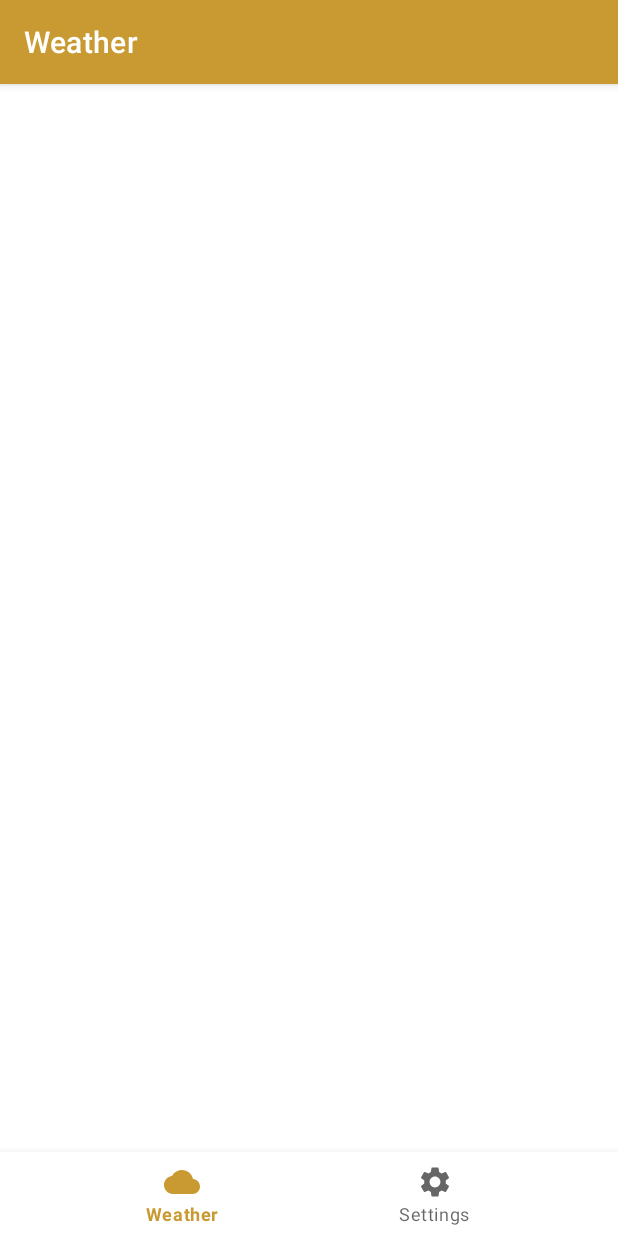
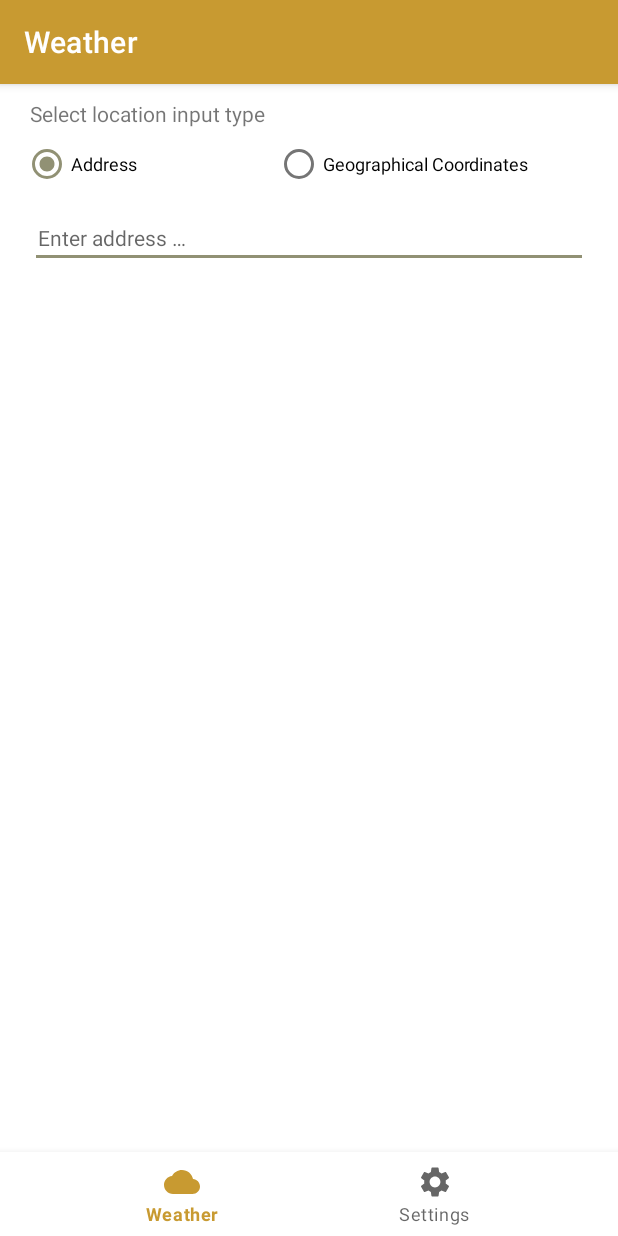
Before and after one commit to MahtaFetrat/WeatherForecast, an Android app: the screen it shows after launch (MainActivity), on a phone screen of 412 x 824 dp. Run offline under Robolectric (Android 15) with nearby library versions, the phone set to English and light mode, and no system bars; our stand-ins replace androidx.preference, navigation-ui.

Commit message:
add multitype location input

```diff
--- a/app/src/main/java/com/example/weatherforecast/Weather.java
+++ b/app/src/main/java/com/example/weatherforecast/Weather.java
@@ -2,11 +2,14 @@ package com.example.weatherforecast;
 
 import android.os.Bundle;
 
+import androidx.annotation.NonNull;
+import androidx.annotation.Nullable;
 import androidx.fragment.app.Fragment;
 
 import android.view.LayoutInflater;
 import android.view.View;
 import android.view.ViewGroup;
+import android.widget.RadioGroup;
 
 public class Weather extends Fragment {
 
@@ -25,4 +28,16 @@ public class Weather extends Fragment {
         // Inflate the layout for this fragment
         return inflater.inflate(R.layout.fragment_weather, container, false);
     }
+
+    @Override
+    public void onViewCreated(@NonNull View view, @Nullable Bundle savedInstanceState) {
+        super.onViewCreated(view, savedInstanceState);
+
+        //setup to show correct input fields
+        ((RadioGroup) view.findViewById(R.id.location_type_radio_group)).setOnCheckedChangeListener((group, checkedId) -> {
+            view.findViewById(R.id.coordinate_input_holder).setVisibility(checkedId == R.id.address_type ? View.GONE : View.VISIBLE);
+            view.findViewById(R.id.address_input_view).setVisibility(checkedId == R.id.address_type ? View.VISIBLE : View.GONE);
+        });
+
+    }
 }
--- a/app/src/main/res/layout/fragment_weather.xml
+++ b/app/src/main/res/layout/fragment_weather.xml
@@ -1,6 +1,91 @@
 <?xml version="1.0" encoding="utf-8"?>
-<FrameLayout xmlns:android="http://schemas.android.com/apk/res/android"
+<ScrollView xmlns:android="http://schemas.android.com/apk/res/android"
     xmlns:tools="http://schemas.android.com/tools"
     android:layout_width="match_parent"
     android:layout_height="match_parent"
-    tools:context=".Weather"/>
+    tools:context=".Weather">
+
+    <LinearLayout
+        android:layout_width="match_parent"
+        android:layout_height="wrap_content"
+        android:orientation="vertical"
+        android:padding="10dp">
+
+        <TextView
+            android:id="@+id/location_type_hint"
+            android:layout_width="match_parent"
+            android:layout_height="wrap_content"
+            android:paddingHorizontal="10dp"
+            android:text="@string/set_location"
+            android:textSize="14sp" />
+
+        <RadioGroup
+            android:layout_width="match_parent"
+            android:layout_height="wrap_content"
+            android:orientation="horizontal"
+            android:id="@+id/location_type_radio_group"
+            android:checkedButton="@id/address_type">
+
+            <RadioButton
+                android:id="@+id/address_type"
+                android:layout_width="match_parent"
+                android:layout_height="wrap_content"
+                android:layout_marginHorizontal="5dp"
+                android:layout_weight="2"
+                android:text="@string/address"
+                android:textSize="12sp" />
+
+            <RadioButton
+                android:id="@+id/coordinate_type"
+                android:layout_width="match_parent"
+                android:layout_height="wrap_content"
+                android:layout_marginHorizontal="5dp"
+                android:layout_weight="1.5"
+                android:text="@string/coordinates"
+                android:textSize="12sp" />
+        </RadioGroup>
+
+        <EditText
+            android:id="@+id/address_input_view"
+            android:layout_width="match_parent"
+            android:layout_height="wrap_content"
+            android:layout_marginHorizontal="10dp"
+            android:layout_marginVertical="5dp"
+            android:hint="@string/address_hint"
+            android:paddingHorizontal="5dp"
+            android:textSize="14sp" />
+
+        <LinearLayout
+            android:layout_width="match_parent"
+            android:layout_height="wrap_content"
+            android:id="@+id/coordinate_input_holder"
+            android:layout_marginVertical="5dp"
+            android:layout_marginHorizontal="60dp"
+            android:visibility="gone">
+
+            <EditText
+                android:id="@+id/latitude"
+                android:layout_width="wrap_content"
+                android:layout_height="wrap_content"
+                android:layout_marginEnd="10dp"
+                android:layout_weight="1"
+                android:autofillHints="32.4279"
+                android:ems="10"
+                android:hint="@string/latitude"
+                android:inputType="numberDecimal"
+                android:textSize="14sp" />
+
+            <EditText
+                android:id="@+id/longitude"
+                android:layout_width="wrap_content"
+                android:layout_height="wrap_content"
+                android:layout_weight="1"
+                android:autofillHints="53.6880"
+                android:ems="10"
+                android:hint="@string/longitude"
+                android:inputType="numberDecimal"
+                android:textSize="14sp" />
+        </LinearLayout>
+
+    </LinearLayout>
+</ScrollView>
--- a/app/src/main/res/values/colors.xml
+++ b/app/src/main/res/values/colors.xml
@@ -4,7 +4,7 @@
     <color name="gold">#c89a31</color>
     <color name="dark_gold">#3E330D</color>
 
-    <color name="orange">#959593</color>
+    <color name="orange">#919174</color>
     <color name="brick">#474747</color>
     <color name="black">#FF000000</color>
 
--- a/app/src/main/res/values/strings.xml
+++ b/app/src/main/res/values/strings.xml
@@ -1,11 +1,19 @@
 <resources>
     <string name="app_name">WeatherForecast</string>
 
-    <!-- Preference Titles -->
+    <!-- Location Input -->
+    <string name="set_location">Select location input type</string>
+    <string name="address">Address</string>
+    <string name="coordinates">Geographical Coordinates</string>
+    <string name="latitude">Latitude</string>
+    <string name="longitude">Longitude</string>
+    <string name="address_hint">Enter address …</string>
+
+    <!-- Preferences -->
     <string name="theme_header">Theme</string>
+    <string name="theme_title">Select theme</string>
 
-    <!-- Theme Preferences -->
-    <string name="theme_title">Select theme</string>
+    <!-- Navigation -->
     <string name="weather_nav_menu_title">Weather</string>
     <string name="settings_nav_menu_title">Settings</string>
 </resources>
```
